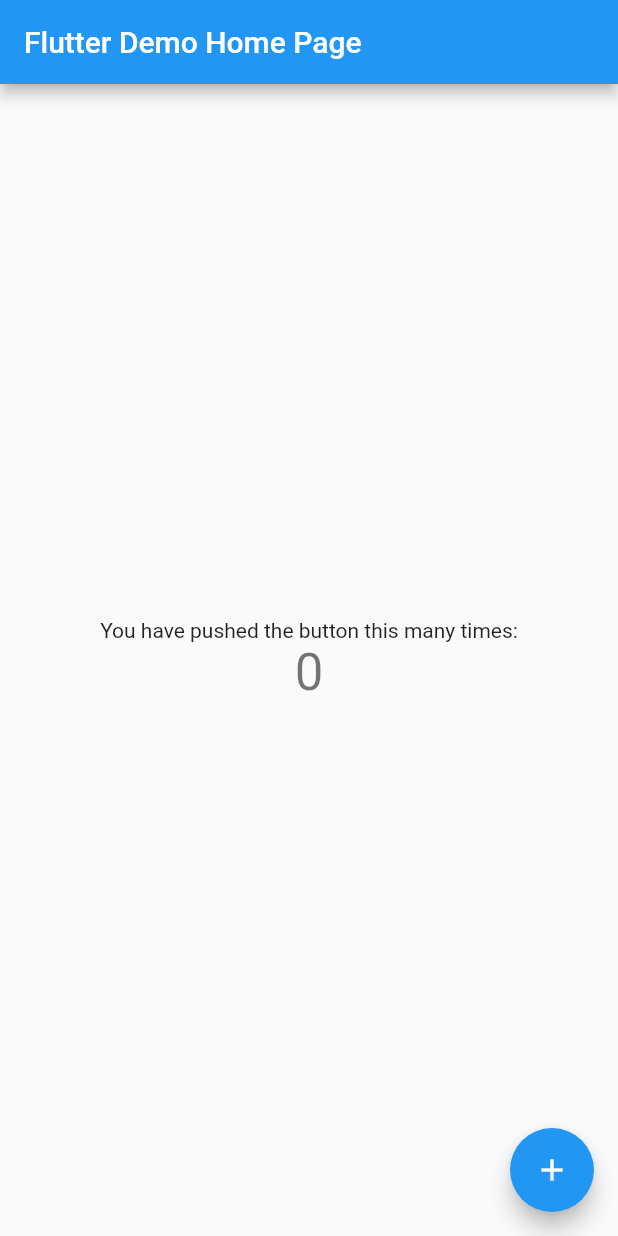
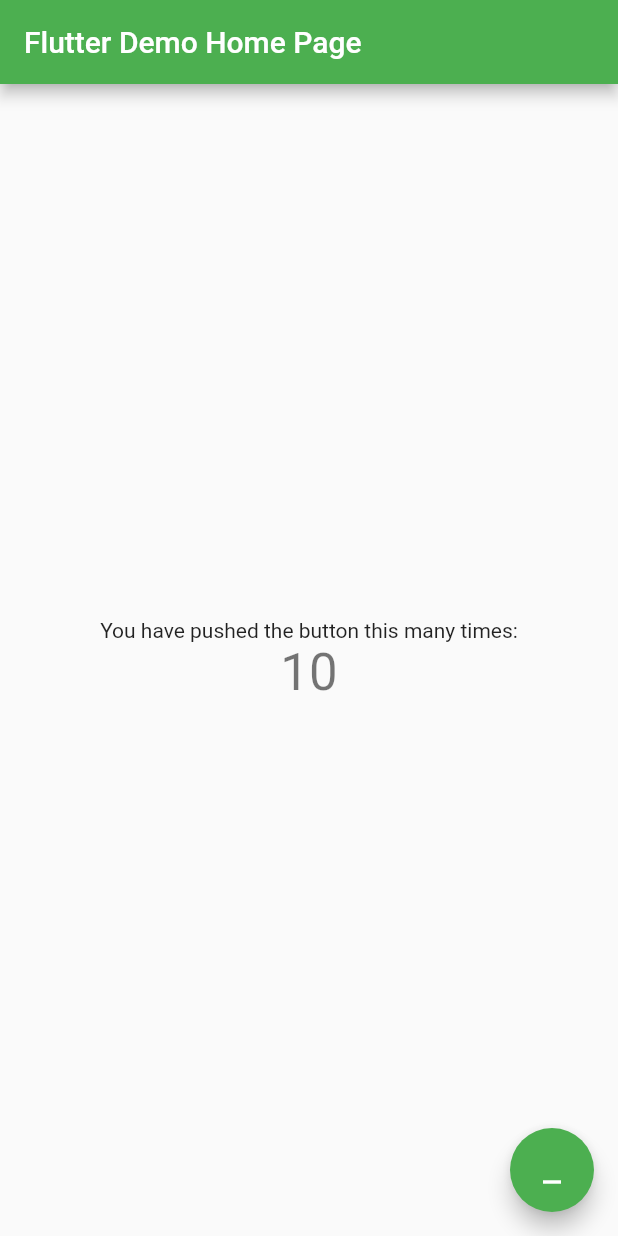
Before and after one commit to Kakomo/teste, a Flutter app: the screen it shows after launch, on a phone screen of 412 x 824 dp. Run offline on Flutter 3.47's test engine with Material 2 defaults, Android fonts, the phone set to English and light mode, and no system bars.

Commit message:
Aula 1 - mudamos a cor para ver e fizemos decrementação no botão!

```diff
--- a/lib/main.dart
+++ b/lib/main.dart
@@ -20,7 +20,7 @@ class MyApp extends StatelessWidget {
         // or simply save your changes to "hot reload" in a Flutter IDE).
         // Notice that the counter didn't reset back to zero; the application
         // is not restarted.
-        primarySwatch: Colors.blue,
+        primarySwatch: Colors.green,
         // This makes the visual density adapt to the platform that you run
         // the app on. For desktop platforms, the controls will be smaller and
         // closer together (more dense) than on mobile platforms.
@@ -50,7 +50,7 @@ class MyHomePage extends StatefulWidget {
 }
 
 class _MyHomePageState extends State<MyHomePage> {
-  int _counter = 0;
+  int _counter = 10;
 
   void _incrementCounter() {
     setState(() {
@@ -59,7 +59,7 @@ class _MyHomePageState extends State<MyHomePage> {
       // so that the display can reflect the updated values. If we changed
       // _counter without calling setState(), then the build method would not be
       // called again, and so nothing would appear to happen.
-      _counter++;
+      _counter--;
     });
   }
 
@@ -110,7 +110,7 @@ class _MyHomePageState extends State<MyHomePage> {
       floatingActionButton: FloatingActionButton(
         onPressed: _incrementCounter,
         tooltip: 'Increment',
-        child: Icon(Icons.add),
+        child: Icon(Icons.minimize),
       ), // This trailing comma makes auto-formatting nicer for build methods.
     );
   }
```
